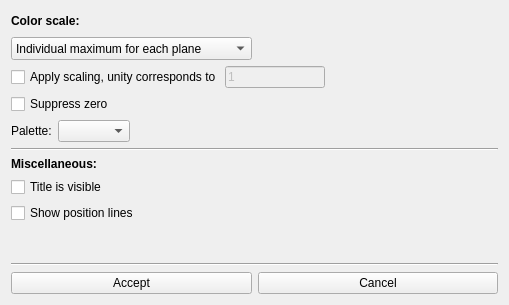
Qt form ants3bundle/src/ants3/gui/graph/aviewer3dsettingsdialog.ui (andrmor/ANTS3bundle) before a commit.
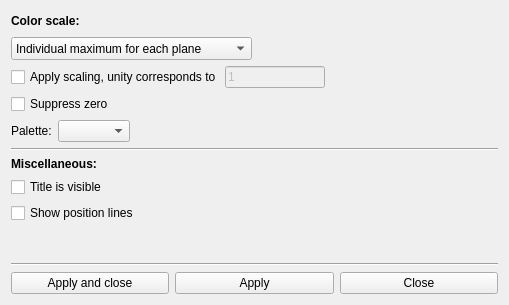
The same form after that commit.

Diff of the .ui file:
```diff
--- a/ants3bundle/src/ants3/gui/graph/aviewer3dsettingsdialog.ui
+++ b/ants3bundle/src/ants3/gui/graph/aviewer3dsettingsdialog.ui
@@ -415,14 +415,21 @@
      <item>
       <widget class="QPushButton" name="pbAccept">
        <property name="text">
-        <string>Accept</string>
+        <string>Apply and close</string>
+       </property>
+      </widget>
+     </item>
+     <item>
+      <widget class="QPushButton" name="pbApply">
+       <property name="text">
+        <string>Apply</string>
        </property>
       </widget>
      </item>
      <item>
       <widget class="QPushButton" name="pbCancel">
        <property name="text">
-        <string>Cancel</string>
+        <string>Close</string>
        </property>
       </widget>
      </item>
```
